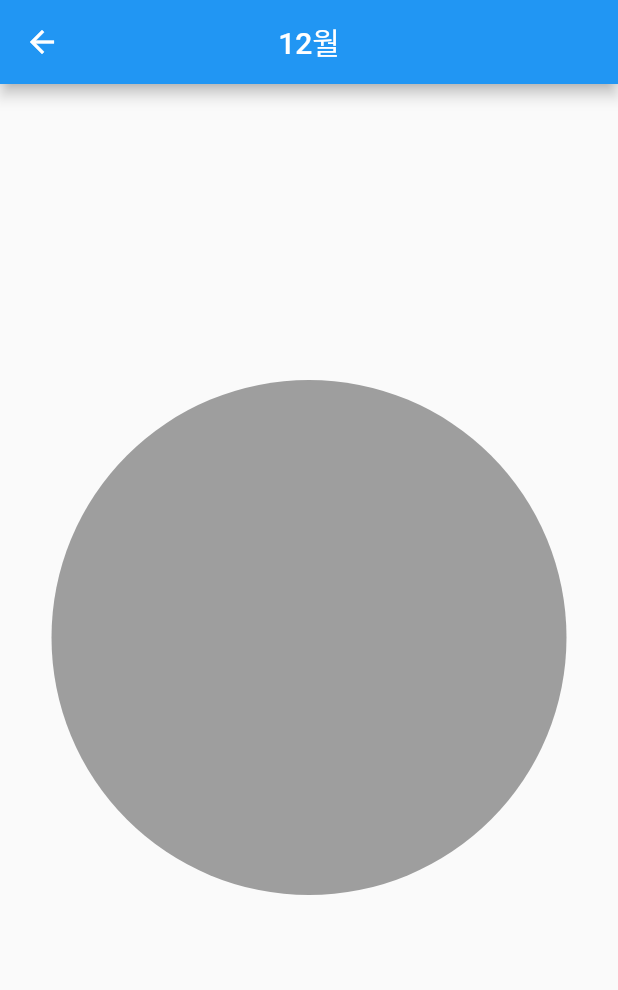
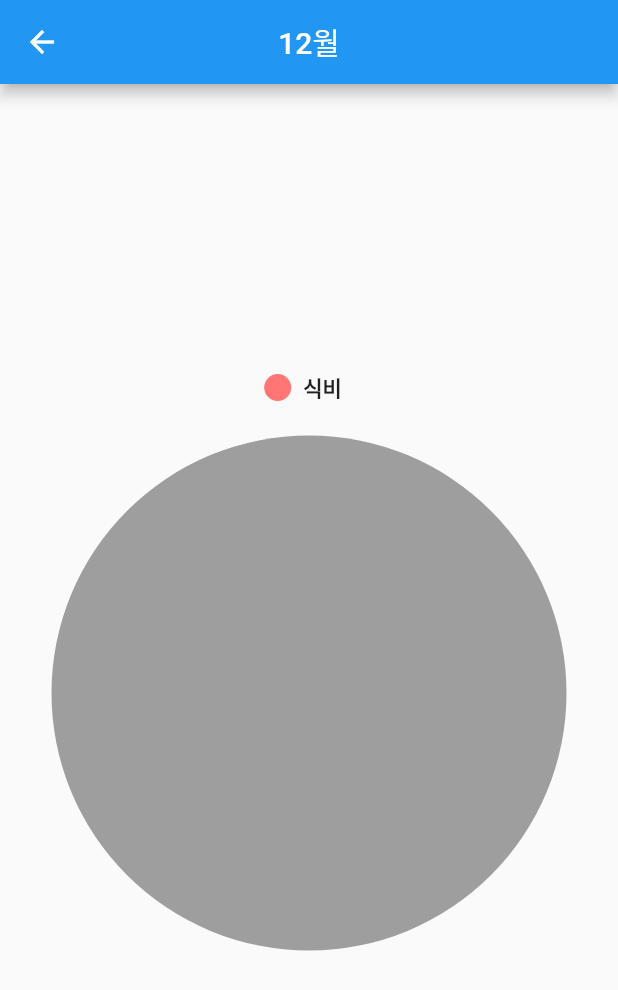
Before and after one commit to didgmlcks99/accountbook, a Flutter app: the DatePage screen opened directly, after a tap on the "bar chart" icon, on a phone screen of 412 x 824 dp. Shown: the top 990 px of the screen. Run offline on Flutter 3.47's test engine with Material 2 defaults, Android fonts, the phone set to English and light mode, and no system bars; drawn by our look-alikes of pie_chart; our stand-ins replace cloud_firestore, firebase_auth, firebase_core, google_sign_in, table_calendar, toggle_switch; accounts and stored records are empty; network calls fail.

Commit message:
statistics

```diff
--- a/lib/date.dart
+++ b/lib/date.dart
@@ -25,7 +25,8 @@ class _DatePage extends State<DatePage> {
 
   @override
   Widget build(BuildContext context) {
-    return Scaffold(
+    return Consumer<ApplicationState>(
+      builder: (context, appState, _) =>Scaffold(
       appBar: AppBar(
         centerTitle: true,
         leading: IconButton(
@@ -33,6 +34,7 @@ class _DatePage extends State<DatePage> {
             Icons.bar_chart,
           ),
           onPressed: () {
+            appState.categoryList();
             Navigator.push(
               context,
               MaterialPageRoute(
@@ -58,8 +60,7 @@ class _DatePage extends State<DatePage> {
           ),
         ],
       ),
-      body: Consumer<ApplicationState>(
-        builder: (context, appState, _) => Center(
+      body:  Center(
           child: Column(
             children: [
               showCalendar(appState),
--- a/lib/dbutil.dart
+++ b/lib/dbutil.dart
@@ -95,7 +95,7 @@ class ApplicationState extends ChangeNotifier {
   List<Budget> get mainBudget => _mainBudget;
 
   //이번달 category list
-  var _categories=Map<String, double>();
+  Map<String, double>_categories={'식비':0};
   Map<String, double> get categories => _categories;
   StreamSubscription<QuerySnapshot>? _categorySubscription;
 
@@ -684,34 +684,33 @@ class ApplicationState extends ChangeNotifier {
   }
 
   Future<void> categoryList() async{
+    _categories={'식비':0};
     DateTime currDate = DateTime.now();
     _categorySubscription = FirebaseFirestore.instance
         .collection('users')
         .doc(uid)
         .collection('items')
-        .orderBy('date', descending: false)
         .snapshots()
         .listen((snapshot) {
 
       for (var document in snapshot.docs) {
         Timestamp stampDB = document.data()['date'];
         String catName= document.data()['category'].toString();
-        int price= document.data()['price'];
+        double price= document.data()['price'].toDouble();
         DateTime dateDB = DateTime.parse(stampDB.toDate().toString());
 
-        if (dateDB.month == currDate.month){
+        if (dateDB.month == currDate.month && dateDB.year == currDate.year){
           if(_categories.containsKey(catName)){
             double? p = _categories[catName];
-            _categories[catName] = price.toDouble() + p!;
+            price +=p!;
           }
-          else{
-            _categories[catName] = price.toDouble();
-          }
+          _categories[catName] = price;
         }
       }
       notifyListeners();
     });
   }
+
 
   Future<void> budgetList() async {
     _budgetSubscription = FirebaseFirestore.instance
--- a/lib/statistics.dart
+++ b/lib/statistics.dart
@@ -1,5 +1,6 @@
 import 'package:flutter/cupertino.dart';
 import 'package:flutter/material.dart';
+import 'package:intl/intl.dart';
 import 'package:pie_chart/pie_chart.dart';
 import 'package:provider/provider.dart';
 
@@ -16,6 +17,7 @@ class _StatisticsPage extends State<StatisticsPage>{
 
   @override
   Widget build(BuildContext context) {
+    var priceFormat = NumberFormat.currency(locale: "ko_KR", symbol: "￦");
     String month = DateTime.now().month.toString() + '월';
 
     return Scaffold(
@@ -29,26 +31,36 @@ class _StatisticsPage extends State<StatisticsPage>{
         child: PieChart(
         dataMap: appState.categories,
         animationDuration: const Duration(seconds: 2),
-        chartLegendSpacing: 30,
+        chartLegendSpacing: 20,
         chartRadius: MediaQuery.of(context).size.width / 1.2,
         initialAngleInDegree: 0,
         chartType: ChartType.disc,
         legendOptions: const LegendOptions(
           showLegendsInRow: false,
-          legendPosition: LegendPosition.bottom,
+          legendPosition: LegendPosition.top,
           showLegends: true,
           legendTextStyle: TextStyle(
             fontWeight: FontWeight.bold,
           ),
         ),
         chartValuesOptions: const ChartValuesOptions(
+          chartValueStyle: TextStyle(
+            color: Colors.black,
+            fontWeight: FontWeight.bold
+
+          ),
           showChartValueBackground: true,
           showChartValues: true,
           showChartValuesInPercentage: false,
           showChartValuesOutside: false,
           decimalPlaces: 1,
         ),
-      )
+
+
+          //formatChartValues: ,
+
+
+        )
       ),
       ));
   }
```
Also changed, not shown: 1 other file.
